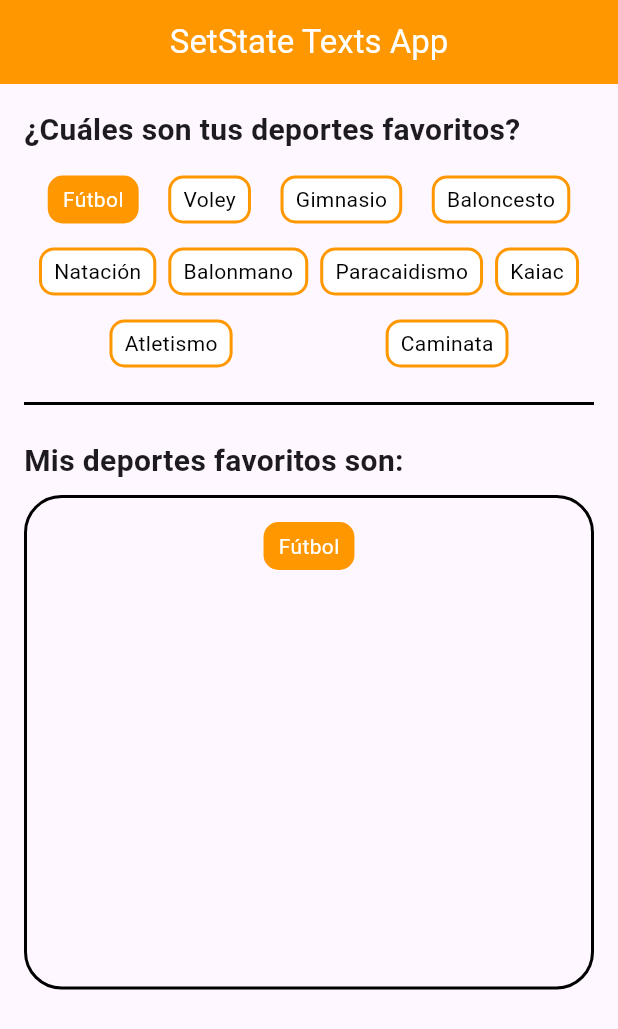
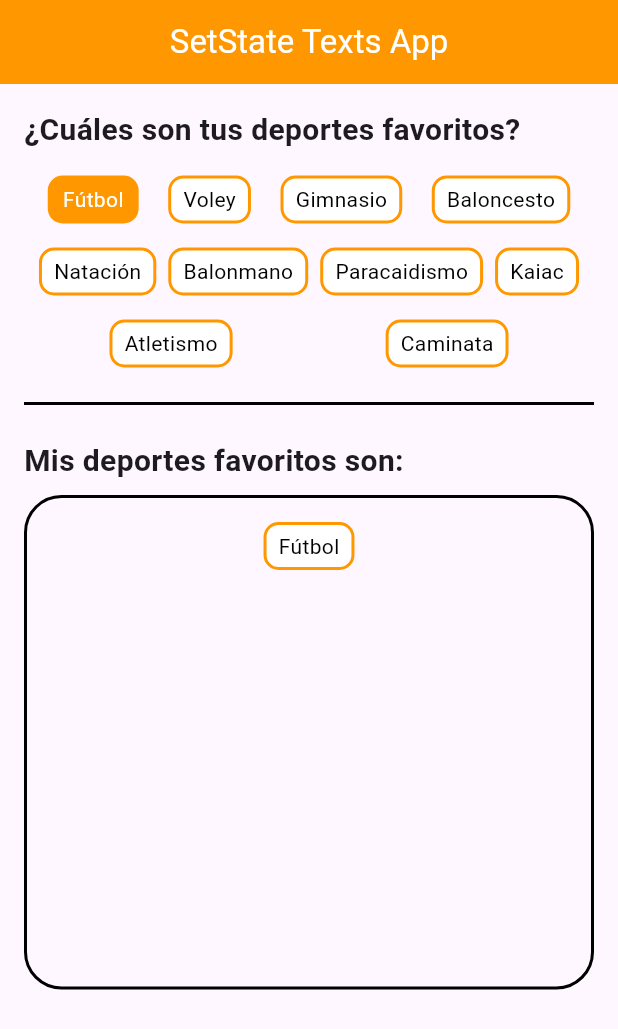
Before and after one commit to fr4nsgallegos/statefullG10, a Flutter app: the screen it shows after launch, after a tap on "Fútbol", on a phone screen of 412 x 824 dp. Shown: the top 1029 px of the screen. Run offline on Flutter 3.47's test engine with Material 3 defaults, Android fonts, the phone set to English and light mode, and no system bars.

Commit message:
logica completa

```diff
--- a/lib/pages/favorite_deports_page.dart
+++ b/lib/pages/favorite_deports_page.dart
@@ -65,6 +65,7 @@ class _FavoriteDeportsPageState extends State<FavoriteDeportsPage> {
                         }
                         setState(() {});
                       },
+                      isOnFavoritListContainer: false,
                     )
                 ],
               ),
@@ -97,7 +98,12 @@ class _FavoriteDeportsPageState extends State<FavoriteDeportsPage> {
                   for (int j = 0; j < favoriteDeportList.length; j++)
                     ItemDeportWidget(
                       deporte: favoriteDeportList[j],
-                      onTap: () {},
+                      onTap: () {
+                        favoriteDeportList[j].isFavorite = false;
+                        favoriteDeportList.remove(favoriteDeportList[j]);
+                        setState(() {});
+                      },
+                      isOnFavoritListContainer: true,
                     )
                 ],
               ),
--- a/lib/widgets/item_deport_widget.dart
+++ b/lib/widgets/item_deport_widget.dart
@@ -4,9 +4,11 @@ import 'package:statefullg10/models/deport_model.dart';
 class ItemDeportWidget extends StatefulWidget {
   DeportModel deporte;
   VoidCallback onTap;
+  bool isOnFavoritListContainer;
   ItemDeportWidget({
     required this.deporte,
     required this.onTap,
+    required this.isOnFavoritListContainer,
   });
 
   @override
@@ -23,12 +25,20 @@ class _ItemDeportWidgetState extends State<ItemDeportWidget> {
         decoration: BoxDecoration(
           borderRadius: BorderRadius.circular(10),
           border: Border.all(color: Colors.orange, width: 2),
-          color: widget.deporte.isFavorite ? Colors.orange : Colors.white,
+          color: widget.isOnFavoritListContainer
+              ? Colors.white
+              : widget.deporte.isFavorite
+                  ? Colors.orange
+                  : Colors.white,
         ),
         child: Text(
           widget.deporte.name,
           style: TextStyle(
-            color: widget.deporte.isFavorite ? Colors.white : Colors.black,
+            color: widget.isOnFavoritListContainer
+                ? Colors.black
+                : widget.deporte.isFavorite
+                    ? Colors.white
+                    : Colors.black,
           ),
         ),
       ),
```
